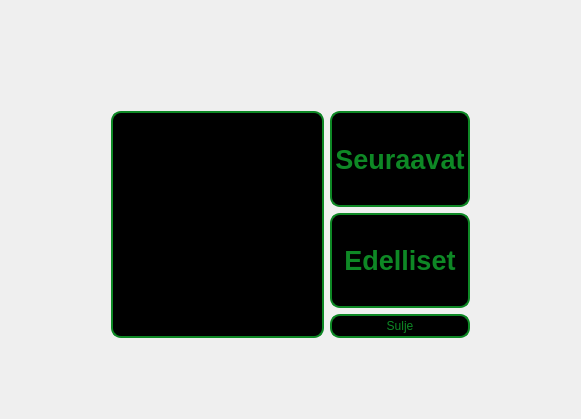
22kmo-project/group_15, file frontend/history.ui: the form before one commit.
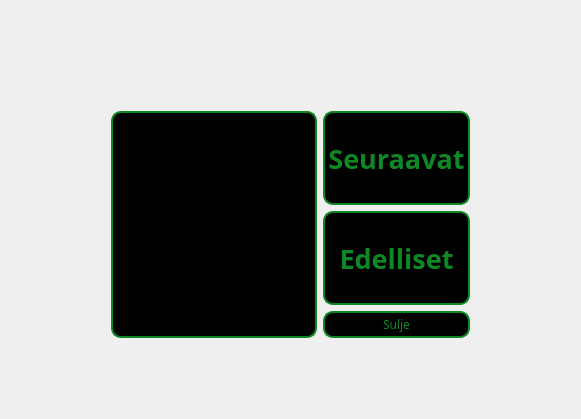
The form after the commit. Icons and pictures are not drawn.

```diff
--- a/frontend/history.ui
+++ b/frontend/history.ui
@@ -23,7 +23,7 @@
 	background-color: rgb(45, 45, 45);
 }
 #pushButton, #pushButton_2, #pushButton_3,#logList {
-
+ font-family:monofonto;
 border-style:solid;
 border-width: 2px;
 border-color: rgb(14, 136, 37);
@@ -45,6 +45,7 @@
     <widget class="QListWidget" name="logList">
      <property name="font">
       <font>
+       <family>monofonto</family>
        <pointsize>20</pointsize>
       </font>
      </property>
@@ -114,6 +115,7 @@
      </property>
      <property name="font">
       <font>
+       <family>monofonto</family>
        <pointsize>20</pointsize>
        <bold>true</bold>
       </font>
@@ -172,6 +174,7 @@
      </property>
      <property name="font">
       <font>
+       <family>monofonto</family>
        <pointsize>20</pointsize>
        <bold>true</bold>
       </font>
```
